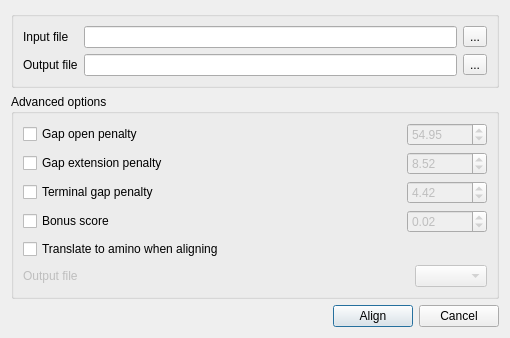
This is src/plugins_3rdparty/kalign/src/ui/KalignDialog.ui in violethaze74/ugene as Qt 5 draws it before an edit. The edited form follows.
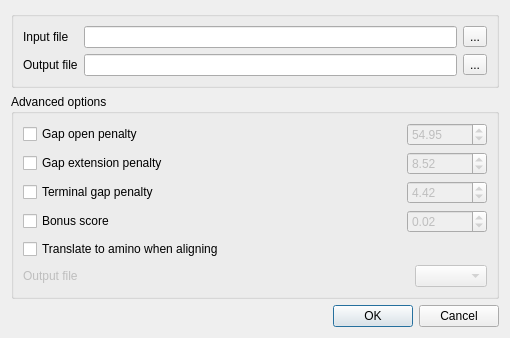
This is the edited form.

Commit message: Help system for all dialogs, UI improvements for all dialogs.

Patch:
```diff
--- a/src/plugins_3rdparty/kalign/src/ui/KalignDialog.ui
+++ b/src/plugins_3rdparty/kalign/src/ui/KalignDialog.ui
@@ -335,42 +335,15 @@
        </layout>
       </widget>
      </item>
-     <item>
-      <layout class="QHBoxLayout" name="horizontalLayout">
-       <item>
-        <spacer name="horizontalSpacer">
-         <property name="orientation">
-          <enum>Qt::Horizontal</enum>
-         </property>
-         <property name="sizeHint" stdset="0">
-          <size>
-           <width>340</width>
-           <height>20</height>
-          </size>
-         </property>
-        </spacer>
-       </item>
-       <item>
-        <widget class="QPushButton" name="alignButton">
-         <property name="text">
-          <string>Align</string>
-         </property>
-         <property name="default">
-          <bool>true</bool>
-         </property>
-        </widget>
-       </item>
-       <item>
-        <widget class="QPushButton" name="cancelButton">
-         <property name="text">
-          <string>Cancel</string>
-         </property>
-        </widget>
-       </item>
-      </layout>
-     </item>
     </layout>
    </item>
+   <item>
+    <widget class="QDialogButtonBox" name="buttonBox">
+     <property name="standardButtons">
+      <set>QDialogButtonBox::Cancel|QDialogButtonBox::Ok</set>
+     </property>
+    </widget>
+   </item>
   </layout>
  </widget>
  <resources/>
```
Left out of the diff: 64 changed lines with no effect on the pictures. The commit also changes 309 other files.
